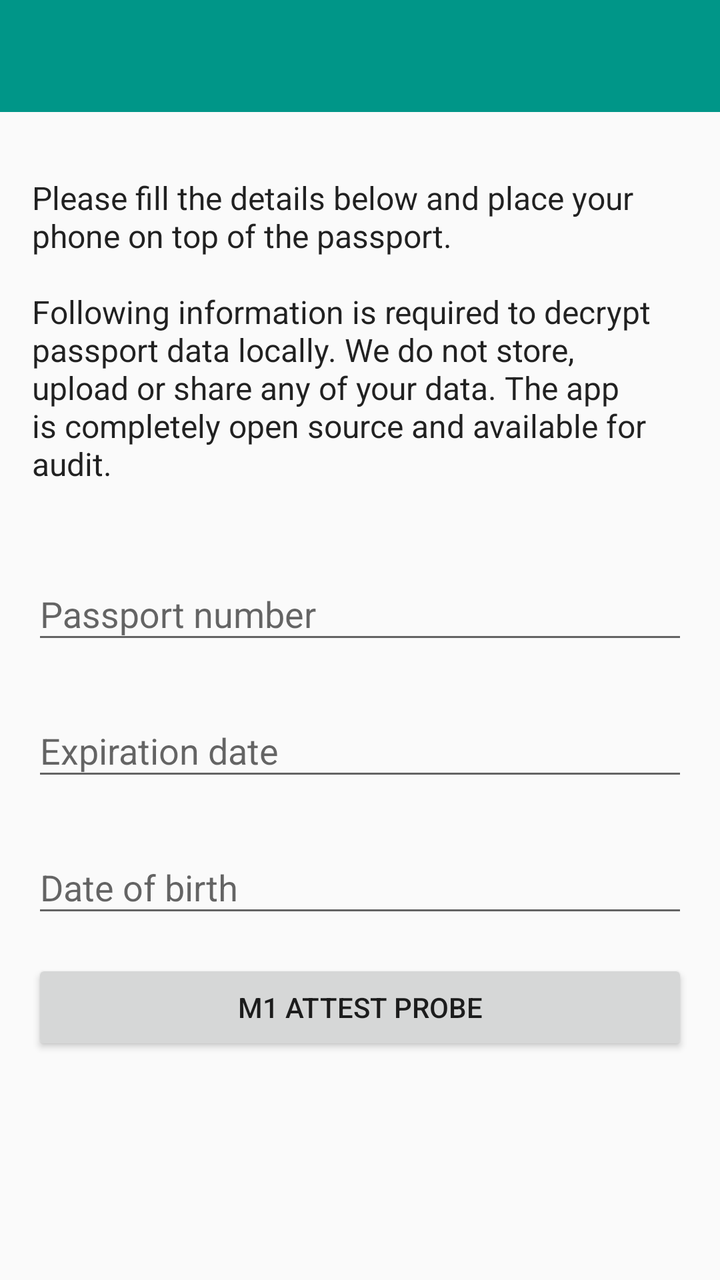
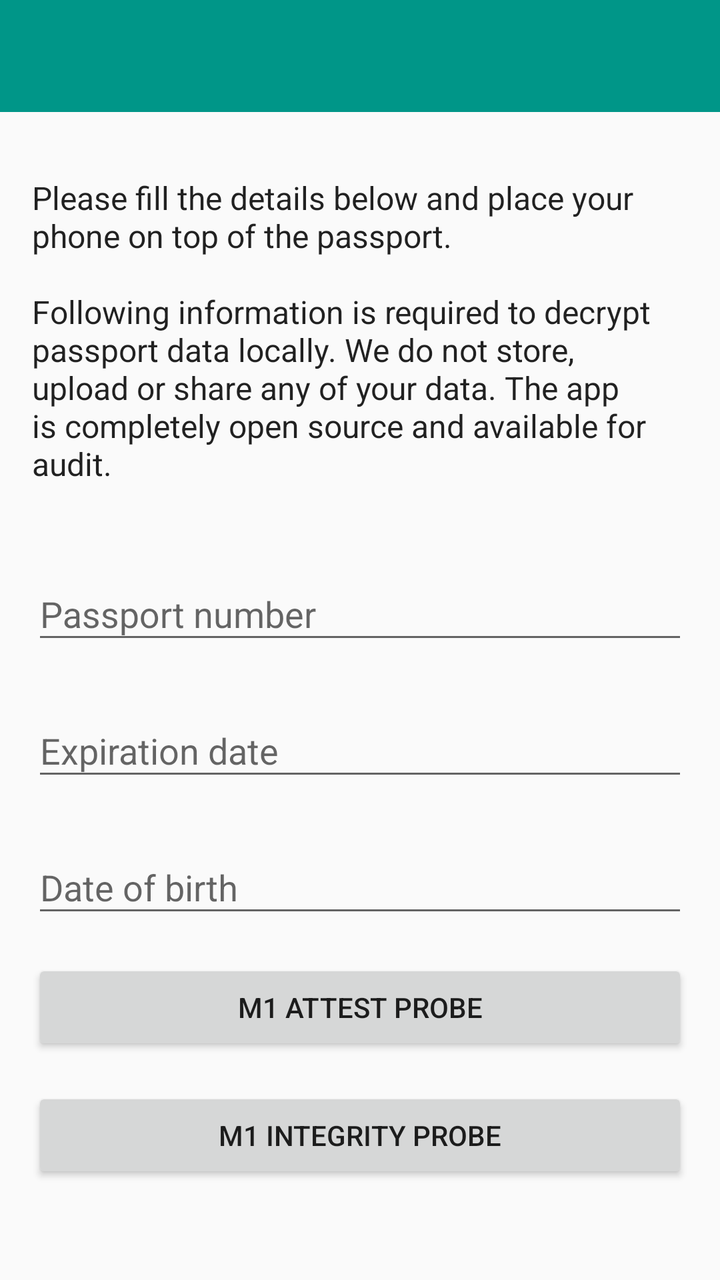

Compare the two renders of this Android layout. The source of the first and the diff that turns it into the second are given below.
<!-- AndroidManifest.xml: application theme AppTheme -->
<!-- res/layout/activity_main.xml -->
<?xml version="1.0" encoding="utf-8"?>
<LinearLayout
    xmlns:android="http://schemas.android.com/apk/res/android"
    xmlns:app="http://schemas.android.com/apk/res-auto"
    xmlns:tools="http://schemas.android.com/tools"
    android:layout_width="match_parent"
    android:layout_height="match_parent"
    android:orientation="vertical"
    tools:context=".MainActivity">

    <com.google.android.material.appbar.AppBarLayout
        android:layout_width="match_parent"
        android:layout_height="wrap_content"
        android:fitsSystemWindows="true">

        <androidx.appcompat.widget.Toolbar
            android:id="@+id/toolbar"
            android:layout_width="match_parent"
            android:layout_height="?attr/actionBarSize"
            android:background="?attr/colorPrimary"
            app:popupTheme="@style/ThemeOverlay.AppCompat.Light"
            app:theme="@style/ThemeOverlay.AppCompat.Dark.ActionBar" />

    </com.google.android.material.appbar.AppBarLayout>

    <FrameLayout
        android:layout_width="match_parent"
        android:layout_height="match_parent"
        android:paddingTop="@dimen/activity_vertical_margin">

        <LinearLayout
            android:id="@+id/loading_layout"
            android:layout_width="wrap_content"
            android:layout_height="wrap_content"
            android:layout_gravity="center"
            android:orientation="vertical"
            android:visibility="gone">

            <ProgressBar
                android:layout_width="wrap_content"
                android:layout_height="wrap_content"
                android:layout_gravity="center_horizontal" />

            <TextView
                android:layout_width="wrap_content"
                android:layout_height="wrap_content"
                android:text="@string/info_loading" />

        </LinearLayout>

        <ScrollView
            android:id="@+id/main_layout"
            android:layout_width="match_parent"
            android:layout_height="wrap_content">

            <LinearLayout
                android:layout_width="match_parent"
                android:layout_height="wrap_content"
                android:paddingLeft="@dimen/activity_horizontal_margin"
                android:paddingRight="@dimen/activity_horizontal_margin"
                android:orientation="vertical">

                <TextView
                    android:id="@+id/description"
                    android:layout_width="match_parent"
                    android:layout_height="wrap_content"
                    android:layout_marginTop="@dimen/activity_vertical_margin"
                    android:layout_marginBottom="@dimen/activity_vertical_margin"
                    android:textAppearance="@style/TextAppearance.AppCompat.Subhead"
                    android:text="@string/info_scan_passport" />

                <com.google.android.material.textfield.TextInputLayout
                    android:id="@+id/input_passport_number_layout"
                    android:layout_width="match_parent"
                    android:layout_height="wrap_content"
                    android:layout_marginTop="@dimen/activity_vertical_margin">

                    <com.google.android.material.textfield.TextInputEditText
                        android:id="@+id/input_passport_number"
                        android:layout_width="match_parent"
                        android:layout_height="wrap_content"
                        android:inputType="textCapCharacters"
                        android:hint="@string/input_passport_number" />

                </com.google.android.material.textfield.TextInputLayout>

                <com.google.android.material.textfield.TextInputLayout
                    android:id="@+id/input_expiration_date_layout"
                    android:layout_width="match_parent"
                    android:layout_height="wrap_content"
                    android:layout_marginTop="@dimen/activity_vertical_margin">

                    <com.google.android.material.textfield.TextInputEditText
                        android:id="@+id/input_expiration_date"
                        android:layout_width="match_parent"
                        android:layout_height="wrap_content"
                        android:hint="@string/input_expiration_date"
                        android:inputType="date"
                        android:focusableInTouchMode="false" />

                </com.google.android.material.textfield.TextInputLayout>

                <com.google.android.material.textfield.TextInputLayout
                    android:id="@+id/input_date_of_birth_layout"
                    android:layout_width="match_parent"
                    android:layout_height="wrap_content"
                    android:layout_marginTop="@dimen/activity_vertical_margin"
                    android:layout_marginBottom="@dimen/activity_vertical_margin">

                    <com.google.android.material.textfield.TextInputEditText
                        android:id="@+id/input_date_of_birth"
                        android:layout_width="match_parent"
                        android:layout_height="wrap_content"
                        android:hint="@string/input_date_of_birth"
                        android:inputType="date"
                        android:focusableInTouchMode="false" />

                </com.google.android.material.textfield.TextInputLayout>

                
                <Button
                    android:id="@+id/button_m1_attest_probe"
                    android:layout_width="match_parent"
                    android:layout_height="wrap_content"
                    android:layout_marginBottom="@dimen/activity_vertical_margin"
                    android:text="M1 attest probe" />

            </LinearLayout>

        </ScrollView>

        <FrameLayout
            android:id="@+id/bottom_container"
            android:layout_width="match_parent"
            android:layout_height="wrap_content"
            android:layout_gravity="bottom" />

    </FrameLayout>

</LinearLayout>
<!-- resources referenced by this layout -->
<resources>
  <dimen name="activity_horizontal_margin">16dp</dimen>
  <dimen name="activity_vertical_margin">16dp</dimen>
  <string name="info_loading">Reading data…</string>
  <string name="info_scan_passport">Please fill the details below and place your phone on top of the passport.\n\nFollowing information is required to decrypt passport data locally. We do not store, upload or share any of your data. The app is completely open source and available for audit.</string>
  <string name="input_date_of_birth">Date of birth</string>
  <string name="input_expiration_date">Expiration date</string>
  <string name="input_passport_number">Passport number</string>
  <style name="AppTheme" parent="Theme.AppCompat.Light.NoActionBar">
          <item name="colorPrimary">@color/colorPrimary</item>
          <item name="colorPrimaryDark">@color/colorPrimaryDark</item>
          <item name="colorAccent">@color/colorAccent</item>
      </style>
  <color name="colorPrimary">#009688</color>
  <color name="colorPrimaryDark">#00796B</color>
  <color name="colorAccent">#536DFE</color>
</resources>

<!-- the commit's change to res/layout/activity_main.xml (unified diff, before → after) -->
@@ -125,6 +125,14 @@
                     android:layout_marginBottom="@dimen/activity_vertical_margin"
                     android:text="M1 attest probe" />
 
+                
+                <Button
+                    android:id="@+id/button_m1_integrity_probe"
+                    android:layout_width="match_parent"
+                    android:layout_height="wrap_content"
+                    android:layout_marginBottom="@dimen/activity_vertical_margin"
+                    android:text="M1 integrity probe" />
+
             </LinearLayout>
 
         </ScrollView>
